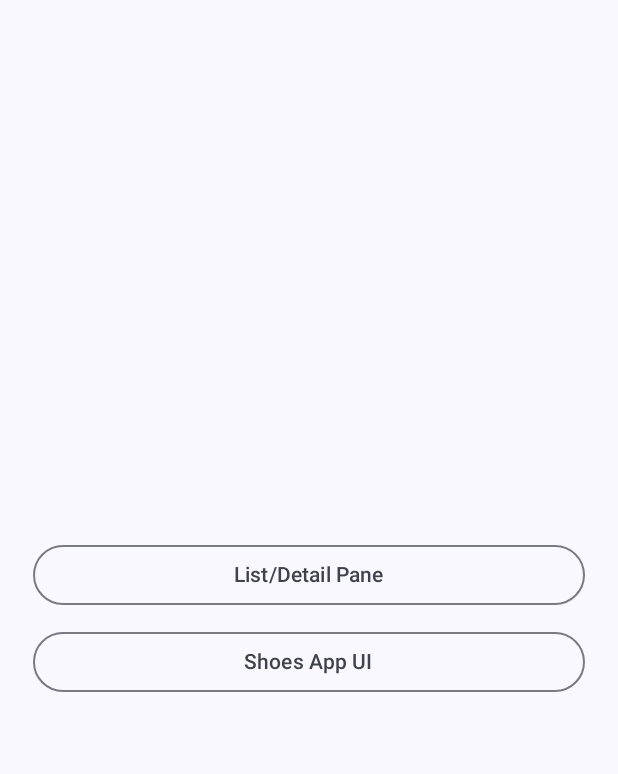
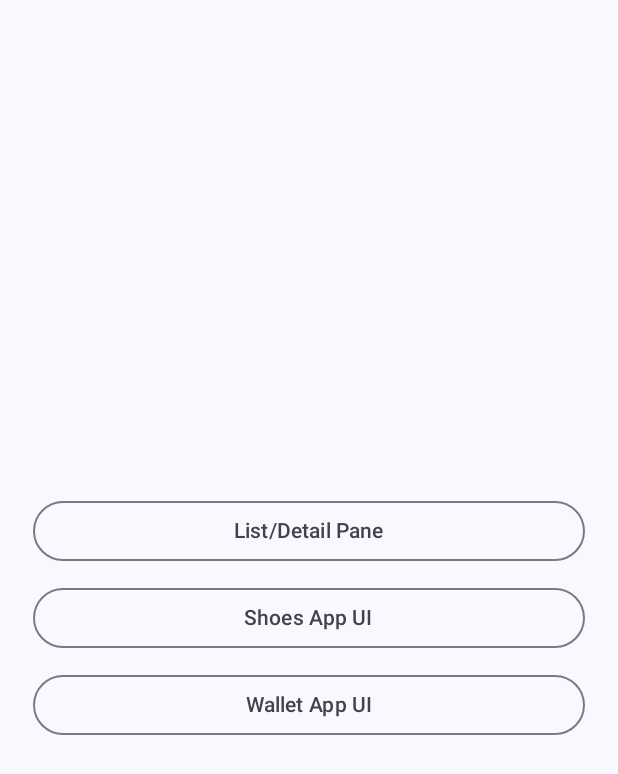
Before and after one commit to mik237/Compose-ui, an Android app built with Jetpack Compose: the screen it shows after launch (MainActivity), on a phone screen of 412 x 824 dp. Shown: the top 774 px of the screen. Run offline under Robolectric (Android 15) with nearby library versions, the phone set to English and light mode, and no system bars.

Commit message:
wallet app ui added to main navigation

```diff
--- a/app/src/main/java/me/ibrahim/composepractice/main/MainNavGraph.kt
+++ b/app/src/main/java/me/ibrahim/composepractice/main/MainNavGraph.kt
@@ -8,6 +8,7 @@ import androidx.navigation.compose.rememberNavController
 import me.ibrahim.composepractice.list_detail_pane.ListDetailLayout
 import me.ibrahim.composepractice.shoes_app_ui.navigation.ShopNavHost
 import me.ibrahim.composepractice.wallet_app_ui.WalletAppActivity
+import me.ibrahim.composepractice.wallet_app_ui.WalletAppUI
 
 @Composable
 fun MainNavGraph(modifier: Modifier = Modifier) {
@@ -31,7 +32,7 @@ fun MainNavGraph(modifier: Modifier = Modifier) {
         }
 
         composable(route = Routes.WalletAppRoute) {
-            WalletAppActivity()
+            WalletAppUI()
         }
     }
 }
--- a/app/src/main/java/me/ibrahim/composepractice/main/MainRoutesList.kt
+++ b/app/src/main/java/me/ibrahim/composepractice/main/MainRoutesList.kt
@@ -43,5 +43,14 @@ fun MainRoutesList(navController: NavHostController) {
         ) {
             Text(text = "Shoes App UI")
         }
+
+        Spacer(modifier = Modifier.height(10.dp))
+
+        OutlinedButton(
+            onClick = { navController.navigate(Routes.WalletAppRoute) },
+            modifier = Modifier.fillMaxWidth()
+        ) {
+            Text(text = "Wallet App UI")
+        }
     }
 }
```
Also changed, not shown: app/src/main/java/me/ibrahim/composepractice/wallet_app_ui/WalletAppActivity.kt (+19 -0 lines).
